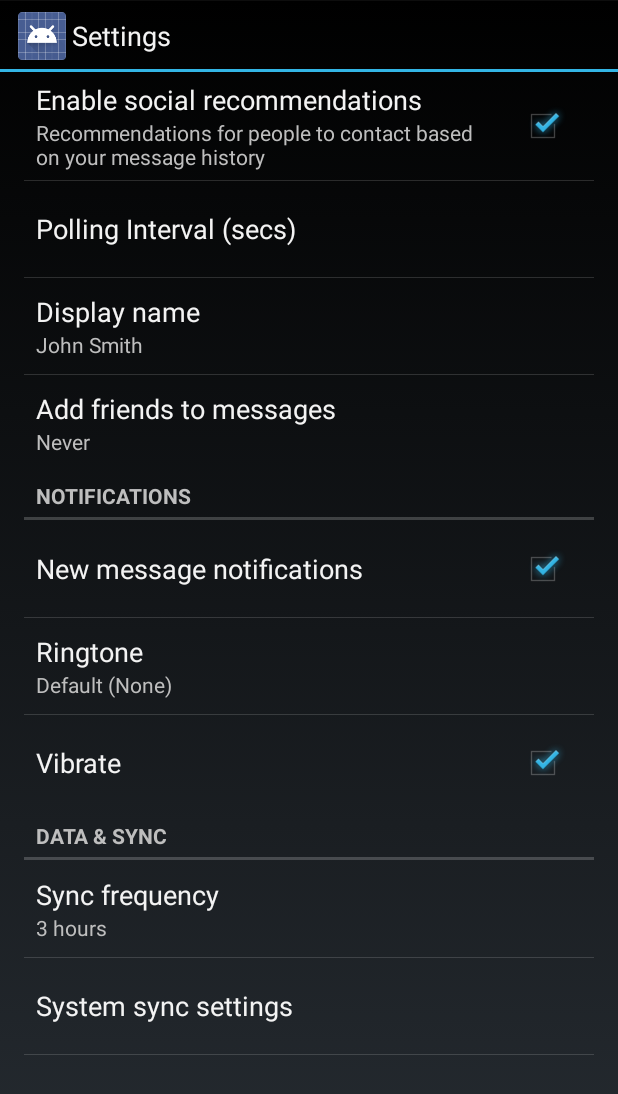
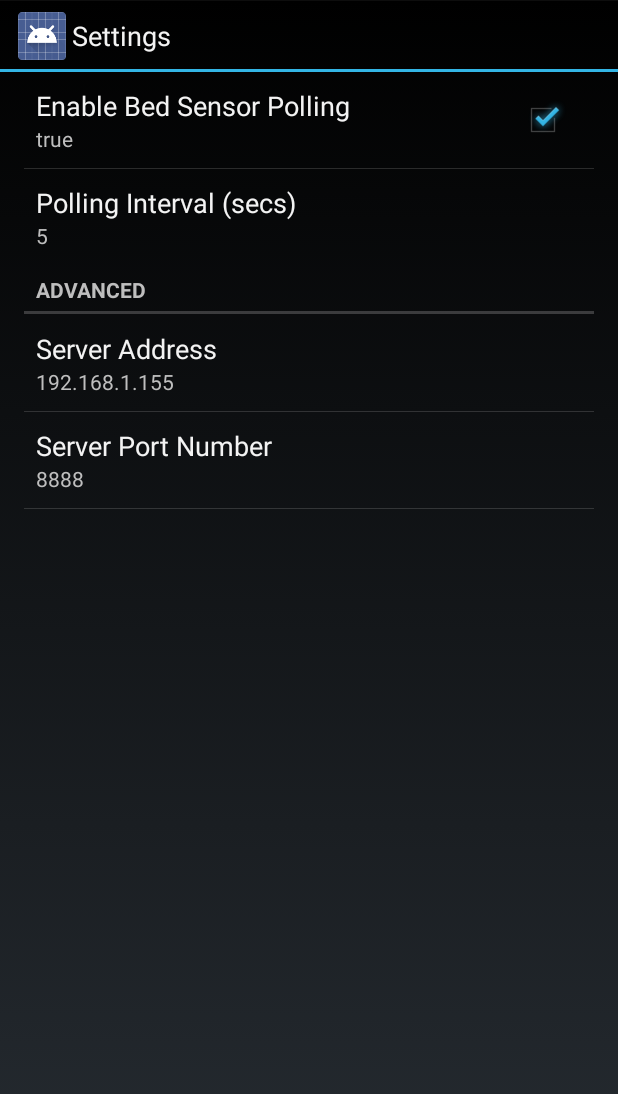
Before and after one commit to element14/nocturne, an Android app: the SettingsActivity screen opened directly, with no data from a screen before it, on a phone screen of 412 x 824 dp. Shown: the top 1094 px of the screen. Run offline under Robolectric (Android 15) with nearby library versions, the phone set to English and light mode, and no system bars.

Commit message:
settings now work. user registration request sent to server.

```diff
--- a/Android/mobile/src/main/java/com/projectnocturne/SettingsActivity.java
+++ b/Android/mobile/src/main/java/com/projectnocturne/SettingsActivity.java
@@ -1,23 +1,17 @@
 package com.projectnocturne;
 
-import android.annotation.TargetApi;
 import android.content.Context;
 import android.content.res.Configuration;
 import android.media.Ringtone;
 import android.media.RingtoneManager;
 import android.net.Uri;
-import android.os.Build;
 import android.os.Bundle;
 import android.preference.ListPreference;
 import android.preference.Preference;
 import android.preference.PreferenceActivity;
-import android.preference.PreferenceCategory;
-import android.preference.PreferenceFragment;
 import android.preference.PreferenceManager;
 import android.preference.RingtonePreference;
 import android.text.TextUtils;
-
-import java.util.List;
 
 /**
  * A {@link PreferenceActivity} that presents a set of application settings. On
@@ -31,10 +25,12 @@
  * API Guide</a> for more information on developing a Settings UI.
  */
 public class SettingsActivity extends PreferenceActivity {
+    public static final String PREF_BED_SENSOR_POL_ENABLED = "pref_enable_sensortag_polling";
+    public static final boolean PREF_BED_SENSOR_POL_ENABLED_DEFAULT = true;
     public static final String PREF_BED_SENSOR_POL_INTERVAL = "pref_bed_sensor_pol_interval";
     public static final String PREF_BED_SENSOR_POL_INTERVAL_DEFAULT = "5";
     public static final String PREF_SERVER_ADDRESS = "pref_server_address";
-    public static final String PREF_SERVER_ADDRESS_DEFAULT = "192.168.1.214";
+    public static final String PREF_SERVER_ADDRESS_DEFAULT = "192.168.1.155";
     public static final String PREF_SERVER_PORT = "pref_server_port";
     public static final String PREF_SERVER_PORT_DEFAULT = "9090";
     /**
@@ -70,7 +66,7 @@
                 // using RingtoneManager.
                 if (TextUtils.isEmpty(stringValue)) {
                     // Empty values correspond to 'silent' (no ringtone).
-                //    preference.setSummary(R.string.pref_ringtone_silent);
+                    //    preference.setSummary(R.string.pref_ringtone_silent);
 
                 } else {
                     Ringtone ringtone = RingtoneManager.getRingtone(
@@ -105,18 +101,6 @@
                 & Configuration.SCREENLAYOUT_SIZE_MASK) >= Configuration.SCREENLAYOUT_SIZE_XLARGE;
     }
 
-    /**
-     * Determines whether the simplified settings UI should be shown. This is
-     * true if this is forced via {@link #ALWAYS_SIMPLE_PREFS}, or the device
-     * doesn't have newer APIs like {@link PreferenceFragment}, or the device
-     * doesn't have an extra-large screen. In these cases, a single-pane
-     * "simplified" settings UI should be shown.
-     */
-    private static boolean isSimplePreferences(Context context) {
-        return ALWAYS_SIMPLE_PREFS
-                || Build.VERSION.SDK_INT < Build.VERSION_CODES.HONEYCOMB
-                || !isXLargeTablet(context);
-    }
 
     /**
      * Binds a preference's summary to its value. More specifically, when the
@@ -131,12 +115,18 @@
         // Set the listener to watch for value changes.
         preference.setOnPreferenceChangeListener(sBindPreferenceSummaryToValueListener);
 
-        // Trigger the listener immediately with the preference's
-        // current value.
-        sBindPreferenceSummaryToValueListener.onPreferenceChange(preference,
-                PreferenceManager
-                        .getDefaultSharedPreferences(preference.getContext())
-                        .getString(preference.getKey(), ""));
+        // Trigger the listener immediately with the preference's current value.
+        if (preference.getKey().equalsIgnoreCase(PREF_BED_SENSOR_POL_ENABLED)) {
+            sBindPreferenceSummaryToValueListener.onPreferenceChange(preference,
+                    PreferenceManager
+                            .getDefaultSharedPreferences(preference.getContext())
+                            .getBoolean(preference.getKey(), PREF_BED_SENSOR_POL_ENABLED_DEFAULT));
+        } else {
+            sBindPreferenceSummaryToValueListener.onPreferenceChange(preference,
+                    PreferenceManager
+                            .getDefaultSharedPreferences(preference.getContext())
+                            .getString(preference.getKey(), ""));
+        }
     }
 
     private String formatTimeStr(final String timeStr) {
@@ -159,116 +149,24 @@
     protected void onPostCreate(Bundle savedInstanceState) {
         super.onPostCreate(savedInstanceState);
 
-        setupSimplePreferencesScreen();
-    }
-
-    /**
-     * Shows the simplified settings UI if the device configuration if the
-     * device configuration dictates that a simplified, single-pane UI should be
-     * shown.
-     */
-    private void setupSimplePreferencesScreen() {
-        if (!isSimplePreferences(this)) {
-            return;
-        }
-
-        // In the simplified UI, fragments are not used at all and we instead
-        // use the older PreferenceActivity APIs.
-
         // Add 'general' preferences.
         addPreferencesFromResource(R.xml.pref_general);
 
-        // Add 'notifications' preferences, and a corresponding header.
-        PreferenceCategory fakeHeader = new PreferenceCategory(this);
-        fakeHeader.setTitle(R.string.pref_header_notifications);
-        getPreferenceScreen().addPreference(fakeHeader);
-        addPreferencesFromResource(R.xml.pref_notification);
-
-        // Add 'data and sync' preferences, and a corresponding header.
-        fakeHeader = new PreferenceCategory(this);
-        fakeHeader.setTitle(R.string.pref_header_data_sync);
-        getPreferenceScreen().addPreference(fakeHeader);
-        addPreferencesFromResource(R.xml.pref_data_sync);
 
         // Bind the summaries of EditText/List/Dialog/Ringtone preferences to
         // their values. When their values change, their summaries are updated
         // to reflect the new value, per the Android Design guidelines.
-        bindPreferenceSummaryToValue(findPreference("example_text"));
-        bindPreferenceSummaryToValue(findPreference("example_list"));
-        bindPreferenceSummaryToValue(findPreference("notifications_new_message_ringtone"));
-        bindPreferenceSummaryToValue(findPreference("sync_frequency"));
+        bindPreferenceSummaryToValue(findPreference("pref_enable_sensortag_polling"));
+        bindPreferenceSummaryToValue(findPreference("pref_bed_sensor_pol_interval"));
+        bindPreferenceSummaryToValue(findPreference("pref_server_address"));
+        bindPreferenceSummaryToValue(findPreference("pref_server_port"));
     }
+
 
     /** {@inheritDoc} */
     @Override
     public boolean onIsMultiPane() {
-        return isXLargeTablet(this) && !isSimplePreferences(this);
+        return isXLargeTablet(this);
     }
 
-    /** {@inheritDoc} */
-    @Override
-    @TargetApi(Build.VERSION_CODES.HONEYCOMB)
-    public void onBuildHeaders(List<Header> target) {
-        if (!isSimplePreferences(this)) {
-            loadHeadersFromResource(R.xml.pref_headers, target);
-        }
-    }
-
-    /**
-     * This fragment shows general preferences only. It is used when the
-     * activity is showing a two-pane settings UI.
-     */
-    @TargetApi(Build.VERSION_CODES.HONEYCOMB)
-    public static class GeneralPreferenceFragment extends PreferenceFragment {
-        @Override
-        public void onCreate(Bundle savedInstanceState) {
-            super.onCreate(savedInstanceState);
-            addPreferencesFromResource(R.xml.pref_general);
-
-            // Bind the summaries of EditText/List/Dialog/Ringtone preferences
-            // to their values. When their values change, their summaries are
-            // updated to reflect the new value, per the Android Design
-            // guidelines.
-            bindPreferenceSummaryToValue(findPreference("example_text"));
-            bindPreferenceSummaryToValue(findPreference("example_list"));
-        }
-    }
-
-    /**
-     * This fragment shows notification preferences only. It is used when the
-     * activity is showing a two-pane settings UI.
-     */
-    @TargetApi(Build.VERSION_CODES.HONEYCOMB)
-    public static class NotificationPreferenceFragment extends PreferenceFragment {
-        @Override
-        public void onCreate(Bundle savedInstanceState) {
-            super.onCreate(savedInstanceState);
-            addPreferencesFromResource(R.xml.pref_notification);
-
-            // Bind the summaries of EditText/List/Dialog/Ringtone preferences
-            // to their values. When their values change, their summaries are
-            // updated to reflect the new value, per the Android Design
-            // guidelines.
-            bindPreferenceSummaryToValue(findPreference("notifications_new_message_ringtone"));
-        }
-    }
-
-    /**
-     * This fragment shows data and sync preferences only. It is used when the
-     * activity is showing a two-pane settings UI.
-     */
-    @TargetApi(Build.VERSION_CODES.HONEYCOMB)
-    public static class DataSyncPreferenceFragment extends PreferenceFragment {
-        @Override
-        public void onCreate(Bundle savedInstanceState) {
-            super.onCreate(savedInstanceState);
-            addPreferencesFromResource(R.xml.pref_data_sync);
-
-            // Bind the summaries of EditText/List/Dialog/Ringtone preferences
-            // to their values. When their values change, their summaries are
-            // updated to reflect the new value, per the Android Design
-            // guidelines.
-            bindPreferenceSummaryToValue(findPreference("sync_frequency"));
-        }
-    }
 }
--- a/Android/mobile/src/main/java/com/projectnocturne/server/SpringRestTask.java
+++ b/Android/mobile/src/main/java/com/projectnocturne/server/SpringRestTask.java
@@ -103,7 +103,7 @@
 	 */
 	private RESTResponseMsg doSendSensorReading(final RequestMethod reqMthd, final String url,
 			final SensorReading sensorReading) {
-		NocturneApplication.d(LOG_TAG + "doUserRegister()");
+		NocturneApplication.d(LOG_TAG + "doSendSensorReading()");
 
 		// Create a new RestTemplate instance
 		final RestTemplate restTemplate = new RestTemplate();
--- a/Android/mobile/src/main/res/values/strings.xml
+++ b/Android/mobile/src/main/res/values/strings.xml
@@ -12,12 +12,14 @@
     <string name="pref_nickname_title">Name to show</string>
     <string name="pref_nickname_default">MrNobody</string>
     <string name="pref_nickname_description">you will be known as &quot;%1$s&quot;</string>
-    <string name="pref_bed_sensor_pol_interval">Polling Interval (secs)</string>
+    <string name="pref_enable_sensortag_polling_title">Enable Bed Sensor Polling</string>
+    <string name="pref_enable_sensortag_polling_description">Enable Bed Sensor Polling</string>
+    <string name="pref_bed_sensor_pol_interval_title">Polling Interval (secs)</string>
     <string name="pref_bed_sensor_pol_interval_default">5</string>
     <string name="pref_bed_sensor_pol_interval_description">Sensor will be polled every: &quot;%1$s&quot; seconds</string>
 
     <!-- Preferences-Advanced -->
-    <string name="pref_server_address_default">127.0.0.1</string>
+    <string name="pref_server_address_default">192.168.1.155</string>
     <string name="pref_server_address">Server Address</string>
     <string name="pref_server_address_description">Server Address is: &quot;%1$s&quot;</string>
     <string name="pref_server_port">Server Port Number</string>
--- a/Android/mobile/src/main/res/xml/pref_data_sync.xml
+++ /dev/null
@@ -1,21 +0,0 @@
-<PreferenceScreen xmlns:android="http://schemas.android.com/apk/res/android">
-
-    <!-- NOTE: Hide buttons to simplify the UI. Users can touch outside the dialog to
-         dismiss it. -->
-    <!-- NOTE: ListPreference's summary should be set to its value by the activity code. -->
-    <ListPreference
-        android:key="sync_frequency"
-        android:title="@string/pref_title_sync_frequency"
-        android:entries="@array/pref_sync_frequency_titles"
-        android:entryValues="@array/pref_sync_frequency_values"
-        android:defaultValue="180"
-        android:negativeButtonText="@null"
-        android:positiveButtonText="@null" />
-
-    <!-- This preference simply launches an intent when selected. Use this UI sparingly, per
-         design guidelines. -->
-    <Preference android:title="@string/pref_title_system_sync_settings">
-        <intent android:action="android.settings.SYNC_SETTINGS" />
-    </Preference>
-
-</PreferenceScreen>
--- a/Android/mobile/src/main/res/xml/pref_general.xml
+++ b/Android/mobile/src/main/res/xml/pref_general.xml
@@ -1,42 +1,29 @@
 <PreferenceScreen xmlns:android="http://schemas.android.com/apk/res/android">
 
     <CheckBoxPreference
-        android:key="example_checkbox"
-        android:title="@string/pref_title_social_recommendations"
-        android:summary="@string/pref_description_social_recommendations"
+        android:key="pref_enable_sensortag_polling"
+        android:title="@string/pref_enable_sensortag_polling_title"
+        android:summary="@string/pref_enable_sensortag_polling_description"
         android:defaultValue="true" />
-
-    <!-- NOTE: EditTextPreference accepts EditText attributes. -->
-    <!-- NOTE: EditTextPreference's summary should be set to its value by the activity code. -->
-
 
     <EditTextPreference
         android:defaultValue="@string/pref_bed_sensor_pol_interval_default"
         android:key="pref_bed_sensor_pol_interval"
         android:singleLine="true"
-        android:title="@string/pref_bed_sensor_pol_interval" />
+        android:title="@string/pref_bed_sensor_pol_interval_title"
+    android:summary="@string/pref_bed_sensor_pol_interval_description" />
 
-
-    <EditTextPreference
-        android:key="example_text"
-        android:title="@string/pref_title_display_name"
-        android:defaultValue="@string/pref_default_display_name"
-        android:selectAllOnFocus="true"
-        android:inputType="textCapWords"
-        android:capitalize="words"
-        android:singleLine="true"
-        android:maxLines="1" />
-
-    <!-- NOTE: Hide buttons to simplify the UI. Users can touch outside the dialog to
-         dismiss it. -->
-    <!-- NOTE: ListPreference's summary should be set to its value by the activity code. -->
-    <ListPreference
-        android:key="example_list"
-        android:title="@string/pref_title_add_friends_to_messages"
-        android:defaultValue="-1"
-        android:entries="@array/pref_example_list_titles"
-        android:entryValues="@array/pref_example_list_values"
-        android:negativeButtonText="@null"
-        android:positiveButtonText="@null" />
+    <PreferenceCategory android:title="Advanced" >
+        <EditTextPreference
+            android:defaultValue="@string/pref_server_address_default"
+            android:key="pref_server_address"
+            android:singleLine="true"
+            android:title="@string/pref_server_address" />
+        <EditTextPreference
+            android:defaultValue="@string/pref_server_port_default"
+            android:key="pref_server_port"
+            android:singleLine="true"
+            android:title="@string/pref_server_port" />
+    </PreferenceCategory>
 
 </PreferenceScreen>
--- a/Android/mobile/src/main/res/xml/pref_headers.xml
+++ /dev/null
@@ -1,17 +0,0 @@
-<preference-headers xmlns:android="http://schemas.android.com/apk/res/android">
-
-    <!-- These settings headers are only used on tablets. -->
-
-    <header
-        android:fragment="com.projectnocturne.SettingsActivity$GeneralPreferenceFragment"
-        android:title="@string/pref_header_general" />
-
-    <header
-        android:fragment="com.projectnocturne.SettingsActivity$NotificationPreferenceFragment"
-        android:title="@string/pref_header_notifications" />
-
-    <header
-        android:fragment="com.projectnocturne.SettingsActivity$DataSyncPreferenceFragment"
-        android:title="@string/pref_header_data_sync" />
-
-</preference-headers>
--- a/Android/mobile/src/main/res/xml/pref_notification.xml
+++ /dev/null
@@ -1,27 +0,0 @@
-<PreferenceScreen xmlns:android="http://schemas.android.com/apk/res/android">
-
-    <!-- A 'parent' preference, which enables/disables child preferences (below)
-         when checked/unchecked. -->
-    <CheckBoxPreference
-        android:key="notifications_new_message"
-        android:title="@string/pref_title_new_message_notifications"
-        android:defaultValue="true" />
-
-    <!-- Allows the user to choose a ringtone in the 'notification' category. -->
-    <!-- NOTE: This preference will be enabled only when the checkbox above is checked. -->
-    <!-- NOTE: RingtonePreference's summary should be set to its value by the activity code. -->
-    <RingtonePreference
-        android:dependency="notifications_new_message"
-        android:key="notifications_new_message_ringtone"
-        android:title="@string/pref_title_ringtone"
-        android:ringtoneType="notification"
-        android:defaultValue="content://settings/system/notification_sound" />
-
-    <!-- NOTE: This preference will be enabled only when the checkbox above is checked. -->
-    <CheckBoxPreference
-        android:dependency="notifications_new_message"
-        android:key="notifications_new_message_vibrate"
-        android:title="@string/pref_title_vibrate"
-        android:defaultValue="true" />
-
-</PreferenceScreen>
```
Also changed, not shown: Android/mobile/src/main/res/layout/activity_status_1.xml (+29 -20 lines), Android/mobile/src/main/res/layout/activity_welcome_1.xml (+29 -24 lines), 2 other files.
